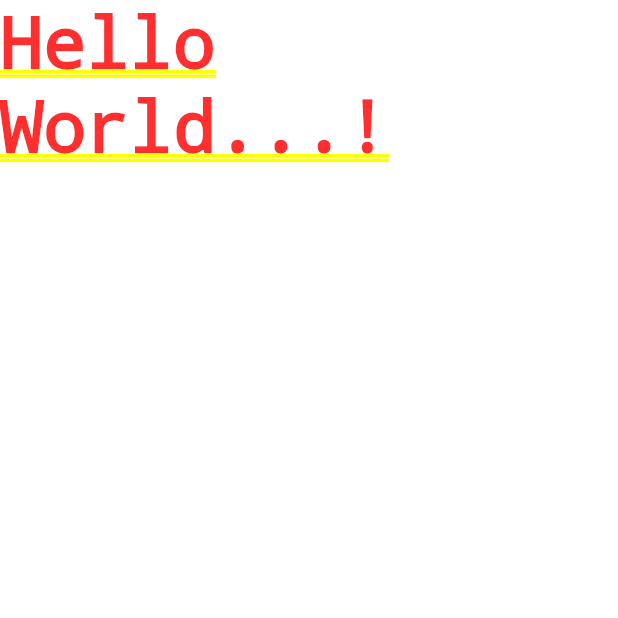
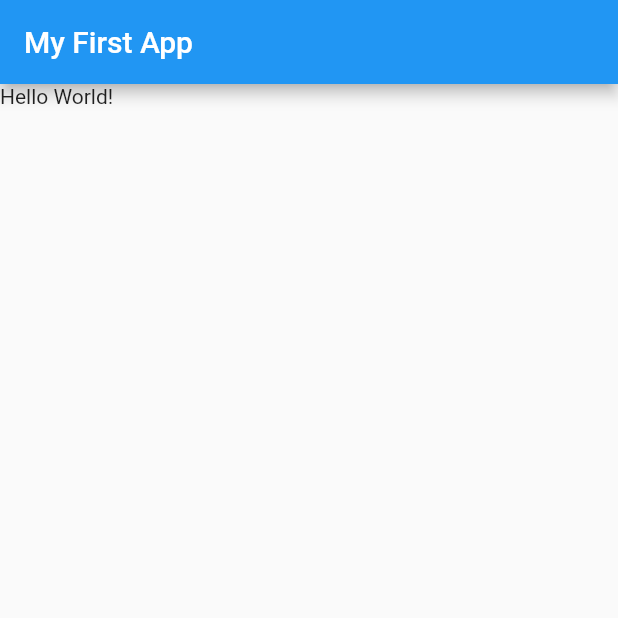
Before and after one commit to ExcViral/flutter_complete_guide, a Flutter app: the screen it shows after launch, on a phone screen of 412 x 824 dp, the top half of it. Run offline on Flutter 3.47's test engine with Material 2 defaults, Android fonts, the phone set to English and light mode, and no system bars.

Commit message:
Added default stylings to the application and built a basic widget tree
Till now the application was ugly, there was nothing. We replace the hello world text widget with Scaffold widget, and we use it to style our application. Now, we have a widget tree, we have our overall MaterialApp widget, then we have Scaffold widget to get some basic page stylings, then we have AppBar widget in which we are only configuring a title with a Text widget, and on the same level we have a body which is also defined with a Text widget.

```diff
--- a/lib/main.dart
+++ b/lib/main.dart
@@ -7,6 +7,13 @@ void main() {
 class MyApp extends StatelessWidget {
   @override
   Widget build(BuildContext context) {
-    return MaterialApp(home: Text('Hello World...!'),);
+    return MaterialApp(
+      home: Scaffold(
+        appBar: AppBar(
+          title: Text('My First App'),
+        ),
+        body: Text('Hello World!'),
+      ),
+    );
   }
 }
```
